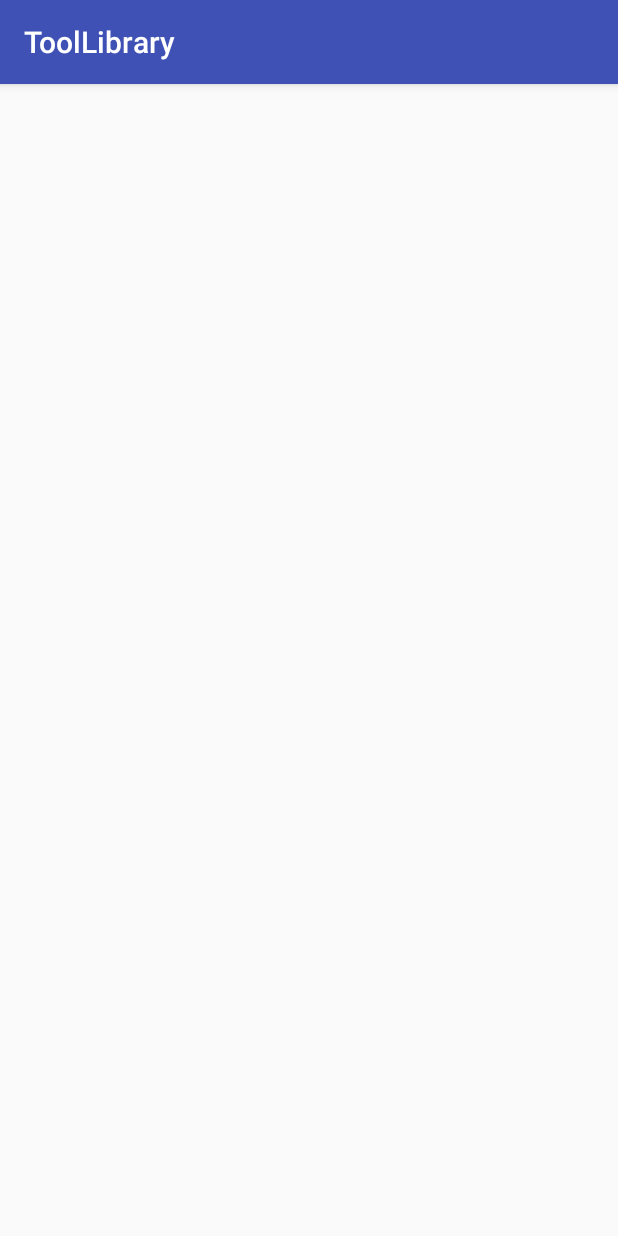
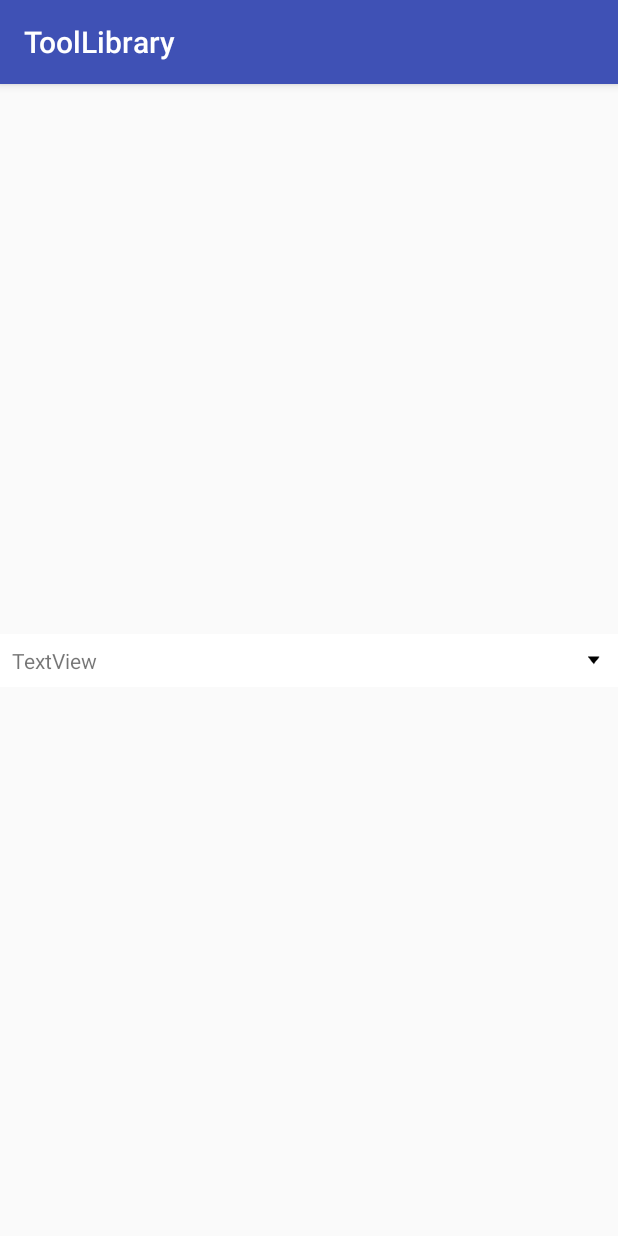
Before and after one commit to leenickcode/ToolLibrary, an Android app: the ViewActivity screen opened directly, with no data from a screen before it, on a phone screen of 412 x 824 dp. Run offline under Robolectric (Android 15) with nearby library versions, the phone set to English and light mode, and no system bars; our stand-ins replace CircleImageView.

Commit message:
添加 自定义下拉列表

```diff
--- a/app/build.gradle
+++ b/app/build.gradle
@@ -32,7 +32,7 @@ dependencies {
     androidTestImplementation 'com.android.support.test:runner:1.0.2'
     androidTestImplementation 'com.android.support.test.espresso:espresso-core:3.0.2'
     implementation 'com.android.support:recyclerview-v7:27.1.1'
-    implementation 'com.lee:generaladapter:1.1.1'
+    implementation 'com.lee:generaladapter:1.1.4'
     implementation 'com.android.support:design:27.1.1'
     implementation 'com.orhanobut:logger:2.1.1'
     implementation 'com.github.bumptech.glide:glide:4.7.1'
--- /dev/null
+++ b/app/src/main/res/drawable/login_spinner_bg.xml
@@ -0,0 +1,6 @@
+<?xml version="1.0" encoding="utf-8"?>
+<shape xmlns:android="http://schemas.android.com/apk/res/android">
+<stroke android:color="@color/gray">
+</stroke>
+    <solid android:color="@color/white"/>
+</shape>
--- a/app/src/main/res/layout/activity_view.xml
+++ b/app/src/main/res/layout/activity_view.xml
@@ -4,6 +4,15 @@
     xmlns:tools="http://schemas.android.com/tools"
     android:layout_width="match_parent"
     android:layout_height="match_parent">
+
+    <com.lee.toollibrary.views.DropDownView
+        android:id="@+id/ddv"
+        android:layout_width="match_parent"
+        android:layout_height="wrap_content"
+        app:layout_constraintBottom_toBottomOf="parent"
+        app:layout_constraintEnd_toEndOf="parent"
+        app:layout_constraintStart_toStartOf="parent"
+        app:layout_constraintTop_toTopOf="parent" />
 
     <com.lee.toollibrary.views.CircleImageView
         android:id="@+id/circle_image_view"
--- /dev/null
+++ b/app/src/main/res/layout/custom_drop_dwon.xml
@@ -0,0 +1,31 @@
+<?xml version="1.0" encoding="utf-8"?>
+<android.support.constraint.ConstraintLayout xmlns:android="http://schemas.android.com/apk/res/android"
+    xmlns:app="http://schemas.android.com/apk/res-auto"
+    xmlns:tools="http://schemas.android.com/tools"
+    android:layout_width="match_parent"
+    android:layout_height="wrap_content"
+    android:background="@drawable/login_spinner_bg">
+
+    <TextView
+        android:id="@+id/tv_select"
+        android:layout_width="wrap_content"
+        android:layout_height="wrap_content"
+        android:layout_marginBottom="8dp"
+        android:layout_marginStart="8dp"
+        android:layout_marginTop="8dp"
+        android:text="TextView"
+        app:layout_constraintBottom_toBottomOf="parent"
+        app:layout_constraintHorizontal_chainStyle="packed"
+        app:layout_constraintStart_toStartOf="parent"
+        app:layout_constraintTop_toTopOf="parent" />
+
+    <ImageView
+        android:id="@+id/imageView"
+        android:layout_width="wrap_content"
+        android:layout_height="0dp"
+        android:layout_marginEnd="8dp"
+        app:layout_constraintBottom_toBottomOf="@+id/tv_select"
+        app:layout_constraintEnd_toEndOf="parent"
+        app:layout_constraintTop_toTopOf="@+id/tv_select"
+        app:srcCompat="@drawable/drop_down" />
+</android.support.constraint.ConstraintLayout>
--- a/app/src/main/res/values/colors.xml
+++ b/app/src/main/res/values/colors.xml
@@ -7,4 +7,5 @@
     <color name="white">#FFFFFF</color>
     <color name="transparent">#00000000</color>
     <color name="colorTvSelect">#FA4E14</color>
+    <color name="gray">#C0C0C0</color>
 </resources>
```
Also changed, not shown: app/src/main/AndroidManifest.xml (+4 -4 lines), app/src/main/java/com/lee/toollibrary/Test.java (added, +28 -0 lines), app/src/main/java/com/lee/toollibrary/ViewActivity.kt (+19 -9 lines), app/src/main/java/com/lee/toollibrary/ViewFragment.kt (+23 -11 lines), app/src/main/java/com/lee/toollibrary/views/DropDownView.java (added, +229 -0 lines), app/src/main/res/layout/custom_pop_drop_dwon.xml (added, +20 -0 lines), app/src/main/res/layout/recycle_item_dropdwon.xml (added, +17 -0 lines), app/src/main/res/drawable-xxhdpi/drop_down.png (added).
